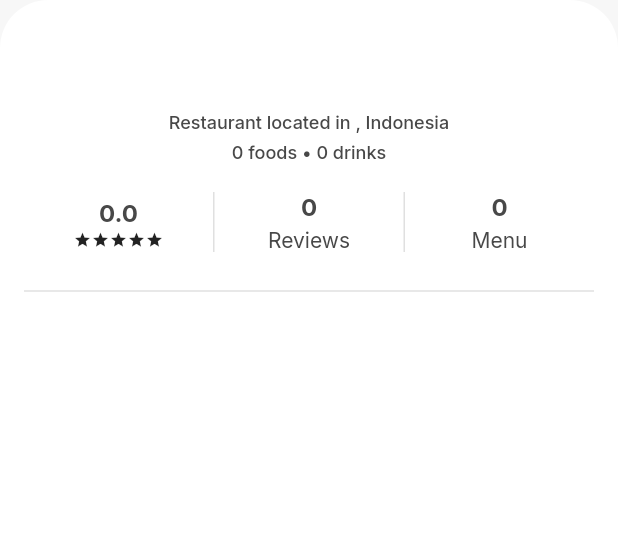
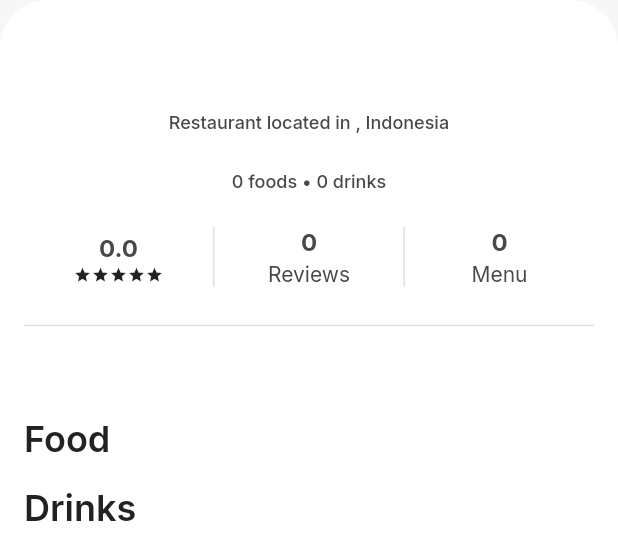
Before and after one commit to iamsatriya/flutter_fundamental_submission, a Flutter app: the DetailContent widget shown alone on an empty page, opened directly with empty values, on a phone screen of 412 x 824 dp. Shown: the top 560 px of the screen. Run offline on Flutter 3.47's test engine with Material 3 defaults, Android fonts, the phone set to English and light mode, and no system bars; our stand-ins replace flutter_local_notifications, flutter_timezone, google_fonts, shared_preferences, sqflite, timezone; missing offline and left inert: workmanager; accounts and stored records are empty; network calls fail.

Commit message:
fix: add detail address, category, list food and drink

```diff
--- a/lib/screen/detail_screen.dart
+++ b/lib/screen/detail_screen.dart
@@ -114,9 +114,22 @@ class DetailContent extends StatelessWidget {
           ),
           const SizedBox(height: 4),
           Text(
+            data.address,
+            textAlign: TextAlign.center,
+            style: Theme.of(context).textTheme.labelMedium,
+          ),
+          const SizedBox(height: 4),
+          Text(
             '${data.menus.foods.length} foods • ${data.menus.drinks.length} drinks',
             textAlign: TextAlign.center,
             style: Theme.of(context).textTheme.labelMedium,
+          ),
+          const SizedBox(height: 4),
+          Row(
+            mainAxisAlignment: MainAxisAlignment.center,
+            children: data.categories
+                .map((category) => Text('${category.name} '))
+                .toList(),
           ),
           const SizedBox(height: 16),
           Row(
@@ -189,6 +202,25 @@ class DetailContent extends StatelessWidget {
           Divider(color: Theme.of(context).dividerColor),
           const SizedBox(height: 16),
           Text(data.description),
+          const SizedBox(height: 16),
+          Text('Food', style: Theme.of(context).textTheme.headlineLarge),
+          ListView.separated(
+            shrinkWrap: true,
+            physics: NeverScrollableScrollPhysics(),
+            itemBuilder: (context, index) => Text(data.menus.foods[index].name),
+            separatorBuilder: (context, index) => const SizedBox(height: 4),
+            itemCount: data.menus.foods.length,
+          ),
+          const SizedBox(height: 16),
+          Text('Drinks', style: Theme.of(context).textTheme.headlineLarge),
+          ListView.separated(
+            shrinkWrap: true,
+            physics: NeverScrollableScrollPhysics(),
+            itemBuilder: (context, index) =>
+                Text(data.menus.drinks[index].name),
+            separatorBuilder: (context, index) => const SizedBox(height: 4),
+            itemCount: data.menus.drinks.length,
+          ),
         ],
       ),
     );
```
